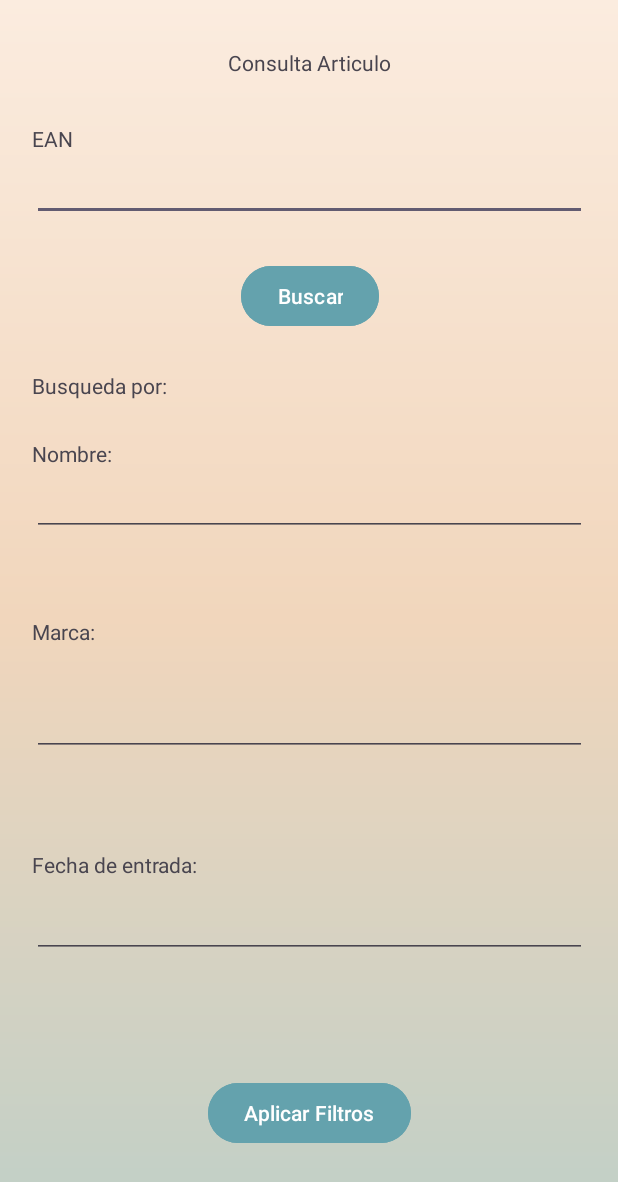
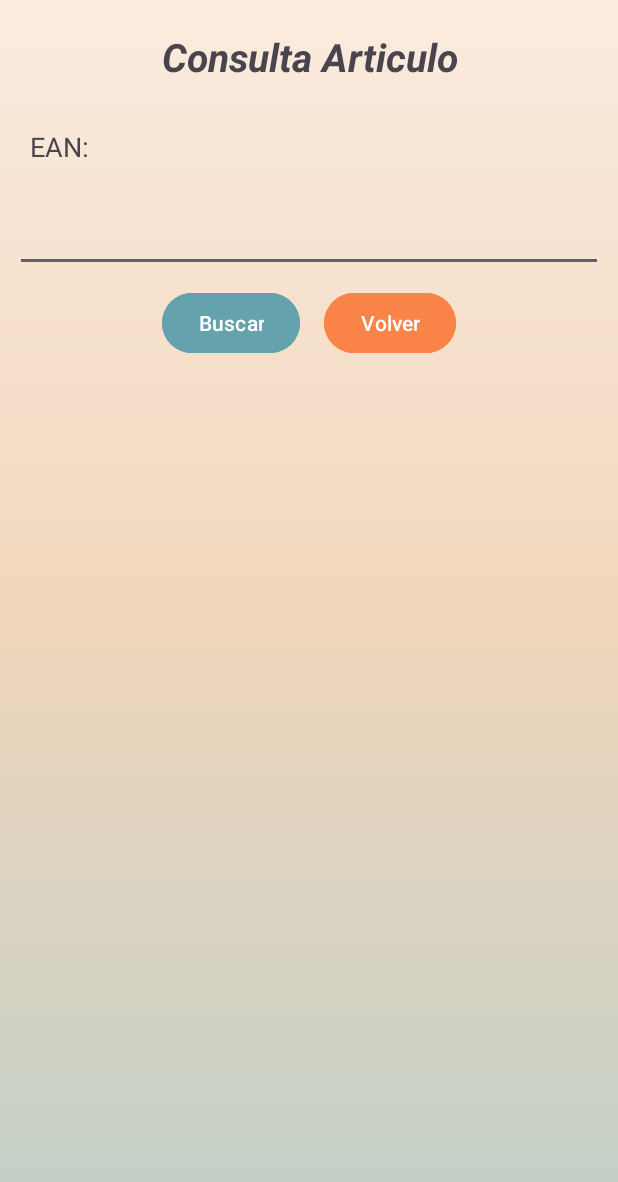
Before and after one commit to cathysulbaran/Proyecto_front_csb, an Android app: the ConsultaArticulo screen opened directly, with no data from a screen before it, on a phone screen of 412 x 824 dp. Shown: the top 1182 px of the screen. Run offline under Robolectric (Android 15) with nearby library versions, the phone set to English and light mode, and no system bars; our stand-ins replace Firebase (no records; nobody signed in at launch, a user with empty details on screens opened directly).

Commit message:
consultar articulos todo en una misma pantalla

```diff
--- a/app/src/main/java/com/example/proyecto_front_csb/ConsultaArticulo.java
+++ b/app/src/main/java/com/example/proyecto_front_csb/ConsultaArticulo.java
@@ -8,8 +8,11 @@ import android.os.Bundle;
 import android.view.View;
 import android.widget.Button;
 import android.widget.EditText;
+import android.widget.TableLayout;
+import android.widget.TextView;
 import android.widget.Toast;
 
+import com.example.proyecto_front_csb.model.DataBase;
 import com.google.android.gms.tasks.OnCompleteListener;
 import com.google.android.gms.tasks.OnFailureListener;
 import com.google.android.gms.tasks.Task;
@@ -18,8 +21,9 @@ import com.google.firebase.firestore.FirebaseFirestore;
 
 public class ConsultaArticulo extends AppCompatActivity {
 
-    private Button btBuscar;
+    private Button btBuscar, btVolver;
     private EditText edtEANConsulta;
+    private TableLayout table_articulos;
 
     @Override
     protected void onCreate(Bundle savedInstanceState) {
@@ -27,6 +31,7 @@ public class ConsultaArticulo extends AppCompatActivity {
         setContentView(R.layout.activity_consulta_articulo);
 
         btBuscar = findViewById(R.id.btBuscar);
+        btVolver = findViewById(R.id.btVolver);
         edtEANConsulta = findViewById(R.id.edtEANConsulta);
 
         btBuscar.setOnClickListener(new View.OnClickListener() {
@@ -35,9 +40,18 @@ public class ConsultaArticulo extends AppCompatActivity {
                 Iniciar_DetallesArticulo();
             }
         });
+        btVolver.setOnClickListener(new View.OnClickListener() {
+            @Override
+            public void onClick(View v) {
+                Iniciar_Main();
+            }
+        });
     }
 
     public void Iniciar_DetallesArticulo(){
+        table_articulos = findViewById(R.id.TableArticulos);
+
+        DataBase db2 = new DataBase();
         FirebaseFirestore db = FirebaseFirestore.getInstance();
         String ean = edtEANConsulta.getText().toString();
         db.collection("Productos").document(ean).get()
@@ -47,9 +61,21 @@ public class ConsultaArticulo extends AppCompatActivity {
                         if(task.isSuccessful()){
                             DocumentSnapshot document = task.getResult();
                             if(document.exists()){
+                                table_articulos.setVisibility(View.VISIBLE);
+                                TextView textEan = findViewById(R.id.textEanValor);
+                                TextView textNombre = findViewById(R.id.textNombreValor);
+                                TextView textMarca = findViewById(R.id.textMarcaValor);
+                                TextView textPrecio = findViewById(R.id.textPrecioValor);
+                                TextView textStockDisponibleValor = findViewById(R.id.textStockDisponibleValor);
+                                TextView textFechaEntradaValor = findViewById(R.id.textFechaEntradaValor);
+
+                                db2.leerProductosPorEan(ConsultaArticulo.this, ean, textEan, textNombre,textMarca,textPrecio,textStockDisponibleValor,textFechaEntradaValor);
+                                /*
                                 Intent intent = new Intent(ConsultaArticulo.this, DetallesArticulo.class);
                                 intent.putExtra("ean",edtEANConsulta.getText().toString());
                                 startActivity(intent);
+
+                                 */
                             }else{
                                 Toast.makeText(ConsultaArticulo.this, "El ean introducido no es valido", Toast.LENGTH_SHORT).show();
                             }
@@ -66,4 +92,9 @@ public class ConsultaArticulo extends AppCompatActivity {
 
     }
 
+    public void Iniciar_Main(){
+
+        Intent intent = new Intent(this, MainActivity.class);
+        startActivity(intent);
+    }
 }
--- a/app/src/main/java/com/example/proyecto_front_csb/Login.java
+++ b/app/src/main/java/com/example/proyecto_front_csb/Login.java
@@ -33,7 +33,7 @@ public class Login extends AppCompatActivity {
         bt_login.setOnClickListener(new View.OnClickListener() {
             @Override
             public void onClick(View v) {
-                Iniciar_Main();
+                Iniciar_MainSinUsuario();
             }
         });
 
@@ -52,7 +52,10 @@ public class Login extends AppCompatActivity {
                             }
                         }
                     });
-
-
+    }
+    //PARA PODER INICIAR SIN USUARIO
+    public void Iniciar_MainSinUsuario(){
+        Intent intent = new Intent(this, MainActivity.class);
+        startActivity(intent);
     }
 }
--- a/app/src/main/res/layout/activity_consulta_articulo.xml
+++ b/app/src/main/res/layout/activity_consulta_articulo.xml
@@ -1,198 +1,221 @@
 <?xml version="1.0" encoding="utf-8"?>
-<androidx.constraintlayout.widget.ConstraintLayout xmlns:android="http://schemas.android.com/apk/res/android"
+<RelativeLayout xmlns:android="http://schemas.android.com/apk/res/android"
     xmlns:app="http://schemas.android.com/apk/res-auto"
     xmlns:tools="http://schemas.android.com/tools"
     android:layout_width="match_parent"
     android:layout_height="match_parent"
+    android:orientation="vertical"
+    android:padding="10dp"
     android:background="@drawable/fondo_degradado"
     tools:context=".ConsultaArticulo">
 
-    <TextView
-        android:id="@+id/textView2"
-        android:layout_width="wrap_content"
-        android:layout_height="wrap_content"
-        android:text="Consulta Articulo"
-        app:layout_constraintBottom_toTopOf="@+id/guideline15"
-        app:layout_constraintEnd_toStartOf="@+id/guideline13"
-        app:layout_constraintStart_toStartOf="@+id/guideline14"
-        app:layout_constraintTop_toTopOf="parent" />
-
-    <androidx.constraintlayout.widget.Group
-        android:layout_width="87dp"
-        android:layout_height="97dp" />
 
     <TextView
+        android:layout_marginTop="10dp"
+        android:id="@+id/textView2"
+        android:layout_width="match_parent"
+        android:layout_height="wrap_content"
+        android:textAlignment="center"
+        android:textStyle="bold|italic"
+        android:text="Consulta Articulo"
+        android:textSize="26dp"
+        />
+
+    <LinearLayout
+        android:id="@+id/linearEAN"
+        android:layout_width="match_parent"
+        android:layout_height="wrap_content"
+        android:orientation="vertical"
+        android:layout_below="@id/textView2">
+
+    <TextView
+
         android:id="@+id/textView10"
-        android:layout_width="0dp"
+        android:layout_width="match_parent"
         android:layout_height="wrap_content"
-        android:text="EAN"
-        app:layout_constraintEnd_toStartOf="@+id/guideline13"
-        app:layout_constraintStart_toStartOf="@+id/guideline14"
-        app:layout_constraintTop_toTopOf="@+id/guideline15" />
+        android:textSize="18sp"
+        android:padding="10dp"
+        android:layout_marginTop="20dp"
+        android:text="EAN:" />
 
         <EditText
             android:id="@+id/edtEANConsulta"
-        android:layout_width="0dp"
+            android:layout_width="match_parent"
             android:layout_height="wrap_content"
-        android:ems="10"
+            android:layout_marginTop="20dp"
+            android:padding="10dp"
+            android:textSize="15sp"
             android:inputType="text"
-        app:layout_constraintEnd_toStartOf="@+id/guideline13"
-        app:layout_constraintStart_toStartOf="@+id/guideline14"
-        app:layout_constraintTop_toBottomOf="@+id/textView10" />
+            />
 
-    <androidx.constraintlayout.widget.Guideline
-        android:id="@+id/guideline13"
-        android:layout_width="wrap_content"
-        android:layout_height="wrap_content"
-        android:orientation="vertical"
-        app:layout_constraintGuide_percent="0.95" />
-
-    <androidx.constraintlayout.widget.Guideline
-        android:id="@+id/guideline14"
-        android:layout_width="wrap_content"
-        android:layout_height="wrap_content"
-        android:orientation="vertical"
-        app:layout_constraintGuide_percent="0.05109489" />
-
-    <androidx.constraintlayout.widget.Guideline
-        android:id="@+id/guideline15"
-        android:layout_width="wrap_content"
+        <LinearLayout
+            android:layout_width="match_parent"
             android:layout_height="wrap_content"
             android:orientation="horizontal"
-        app:layout_constraintGuide_percent="0.1" />
-
+            android:padding="10dp"
+            android:gravity="center_horizontal">
                 <Button
                 android:id="@+id/btBuscar"
                 android:layout_width="wrap_content"
                 android:layout_height="wrap_content"
+                android:layout_gravity="center_horizontal"
                 android:text="Buscar"
+                android:layout_marginEnd="16dp"
                 android:backgroundTint="@color/boton_oscuro"
-        app:layout_constraintBottom_toTopOf="@+id/guideline16"
-        app:layout_constraintEnd_toStartOf="@+id/guideline13"
-        app:layout_constraintStart_toStartOf="@+id/guideline14"
-        app:layout_constraintTop_toBottomOf="@+id/edtEANConsulta" />
-
-    <androidx.constraintlayout.widget.Guideline
-        android:id="@+id/guideline16"
+                />
+                <Button
+                android:id="@+id/btVolver"
                 android:layout_width="wrap_content"
                 android:layout_height="wrap_content"
-        android:orientation="horizontal"
-        app:layout_constraintGuide_percent="0.3" />
+                android:text="Volver"
+                android:backgroundTint="@color/boton_naranja"
+                />
+        </LinearLayout>
+
+    </LinearLayout>
+
+    <TableLayout
+        android:id="@+id/TableArticulos"
+        android:visibility="invisible"
+        android:layout_below="@id/linearEAN"
+        android:padding="10dp"
+        android:layout_marginTop="40dp"
+        android:layout_centerHorizontal="true"
+        android:layout_width="409dp"
+        android:layout_height="406dp">
+
+        <TableRow>
 
             <TextView
-        android:id="@+id/textView12"
-        android:layout_width="0dp"
+                android:id="@+id/textEan"
+                android:layout_width="wrap_content"
                 android:layout_height="wrap_content"
-        android:text="Busqueda por:"
-        app:layout_constraintEnd_toStartOf="@+id/guideline13"
-        app:layout_constraintStart_toStartOf="@+id/guideline14"
-        app:layout_constraintTop_toTopOf="@+id/guideline16" />
+                android:textSize="15dp"
+                android:text="EAN:"
+                android:textStyle="bold" />
 
             <TextView
-        android:id="@+id/textView13"
-        android:layout_width="0dp"
-        android:layout_height="wrap_content"
-        android:layout_marginTop="4dp"
-        android:text="Nombre:"
-        app:layout_constraintEnd_toStartOf="@+id/guideline13"
-        app:layout_constraintHorizontal_bias="0.0"
-        app:layout_constraintStart_toStartOf="@+id/guideline14"
-        app:layout_constraintTop_toTopOf="@+id/guideline17" />
+                android:id="@+id/textEanValor"
+                android:textSize="15dp"
+                android:layout_width="wrap_content"
+                android:layout_height="wrap_content" />
+        </TableRow>
+
+        <TableRow>
 
             <TextView
-        android:id="@+id/textView14"
-        android:layout_width="0dp"
+                android:id="@+id/textNombre"
+                android:layout_width="wrap_content"
                 android:layout_height="wrap_content"
-        android:layout_marginTop="24dp"
-        android:text="Marca:"
-        app:layout_constraintEnd_toStartOf="@+id/guideline13"
-        app:layout_constraintHorizontal_bias="0.0"
-        app:layout_constraintStart_toStartOf="@+id/guideline14"
-        app:layout_constraintTop_toTopOf="@+id/guideline18" />
+                android:textSize="15dp"
+                android:text="Nombre:"
+                android:textStyle="bold" />
 
             <TextView
-        android:id="@+id/textView15"
-        android:layout_width="0dp"
-        android:layout_height="wrap_content"
-        android:layout_marginTop="64dp"
-        android:text="Fecha de entrada:"
-        app:layout_constraintEnd_toStartOf="@+id/guideline13"
-        app:layout_constraintHorizontal_bias="0.0"
-        app:layout_constraintStart_toStartOf="@+id/guideline14"
-        app:layout_constraintTop_toTopOf="@+id/guideline19" />
-
-    <androidx.constraintlayout.widget.Guideline
-        android:id="@+id/guideline17"
+                android:id="@+id/textNombreValor"
                 android:layout_width="wrap_content"
                 android:layout_height="wrap_content"
-        android:orientation="horizontal"
-        app:layout_constraintGuide_percent="0.35" />
+                android:textSize="15dp"
+                />
+        </TableRow>
 
-    <androidx.constraintlayout.widget.Guideline
-        android:id="@+id/guideline18"
+        <TableRow>
+
+            <TextView
+                android:id="@+id/textMarca"
                 android:layout_width="wrap_content"
                 android:layout_height="wrap_content"
-        android:orientation="horizontal"
-        app:layout_constraintGuide_percent="0.47" />
+                android:text="Marca:"
+                android:textStyle="bold"
+                android:textSize="15dp"
+                />
 
-    <androidx.constraintlayout.widget.Guideline
-        android:id="@+id/guideline19"
+            <TextView
+                android:id="@+id/textMarcaValor"
                 android:layout_width="wrap_content"
                 android:layout_height="wrap_content"
-        android:orientation="horizontal"
-        app:layout_constraintGuide_percent="0.61" />
+                android:textSize="15dp"
+                />
+        </TableRow>
 
-    <EditText
-        android:id="@+id/edtNombreFiltro"
-        android:layout_width="0dp"
-        android:layout_height="wrap_content"
-        android:ems="10"
-        android:inputType="text"
-        app:layout_constraintEnd_toStartOf="@+id/guideline13"
-        app:layout_constraintStart_toStartOf="@+id/guideline14"
-        app:layout_constraintTop_toBottomOf="@+id/textView13" />
+        <TableRow>
 
-    <EditText
-        android:id="@+id/edtMarcaFiltro"
-        android:layout_width="0dp"
-        android:layout_height="wrap_content"
-        android:layout_marginTop="28dp"
-        android:ems="10"
-        android:inputType="text"
-        app:layout_constraintEnd_toStartOf="@+id/guideline13"
-        app:layout_constraintHorizontal_bias="1.0"
-        app:layout_constraintStart_toStartOf="@+id/guideline14"
-        app:layout_constraintTop_toBottomOf="@+id/textView14" />
-
-    <EditText
-        android:id="@+id/edtFechaFiltro"
-        android:layout_width="0dp"
-        android:layout_height="wrap_content"
-        android:ems="10"
-        android:inputType="date"
-        app:layout_constraintBottom_toTopOf="@+id/guideline21"
-        app:layout_constraintEnd_toStartOf="@+id/guideline13"
-        app:layout_constraintHorizontal_bias="1.0"
-        app:layout_constraintStart_toStartOf="@+id/guideline14"
-        app:layout_constraintTop_toBottomOf="@+id/textView15"
-        app:layout_constraintVertical_bias="0.272" />
-
-    <androidx.constraintlayout.widget.Guideline
-        android:id="@+id/guideline21"
+            <TextView
+                android:id="@+id/textPrecio"
                 android:layout_width="wrap_content"
                 android:layout_height="wrap_content"
-        android:orientation="horizontal"
-        app:layout_constraintGuide_percent="0.8" />
+                android:text="Precio:"
+                android:textStyle="bold"
+                android:textSize="15dp"
+                />
 
-    <Button
-        android:id="@+id/btAplicarFiltros"
+            <TextView
+                android:id="@+id/textPrecioValor"
                 android:layout_width="wrap_content"
                 android:layout_height="wrap_content"
-        android:text="Aplicar Filtros"
-        android:backgroundTint="@color/boton_oscuro"
-        app:layout_constraintBottom_toBottomOf="parent"
-        app:layout_constraintEnd_toStartOf="@+id/guideline13"
-        app:layout_constraintStart_toStartOf="@+id/guideline14"
-        app:layout_constraintTop_toTopOf="@+id/guideline21" />
+                android:textSize="15dp"
+                />
+        </TableRow>
 
-</androidx.constraintlayout.widget.ConstraintLayout>
+        <TableRow>
+
+            <TextView
+                android:id="@+id/textFichaTecnica"
+                android:layout_width="wrap_content"
+                android:layout_height="wrap_content"
+                android:text="Ficha Tecnica:"
+                android:textStyle="bold"
+                android:textSize="15dp"
+                />
+
+            <TextView
+                android:id="@+id/textFichaTecnicaValor"
+                android:layout_width="wrap_content"
+                android:layout_height="wrap_content"
+                android:textSize="15dp"
+                />
+        </TableRow>
+
+        <TableRow>
+
+            <TextView
+                android:id="@+id/textStock"
+                android:layout_width="wrap_content"
+                android:layout_height="wrap_content"
+                android:text="Stock Disponible:"
+                android:textStyle="bold"
+                android:textSize="15dp"
+                />
+
+            <TextView
+                android:id="@+id/textStockDisponibleValor"
+                android:layout_width="wrap_content"
+                android:layout_height="wrap_content"
+                android:textSize="15dp"
+                />
+        </TableRow>
+
+        <TableRow>
+
+            <TextView
+                android:id="@+id/textFechaEntrada"
+                android:layout_width="wrap_content"
+                android:layout_height="wrap_content"
+                android:text="Fecha de entrada:"
+                android:textStyle="bold"
+                android:textSize="15dp"
+                />
+
+            <TextView
+                android:id="@+id/textFechaEntradaValor"
+                android:layout_width="wrap_content"
+                android:layout_height="wrap_content"
+                android:textSize="15dp"
+                />
+        </TableRow>
+
+    </TableLayout>
+
+
+
+</RelativeLayout>
```
Lines whose indentation alone changed are shown as unchanged.
